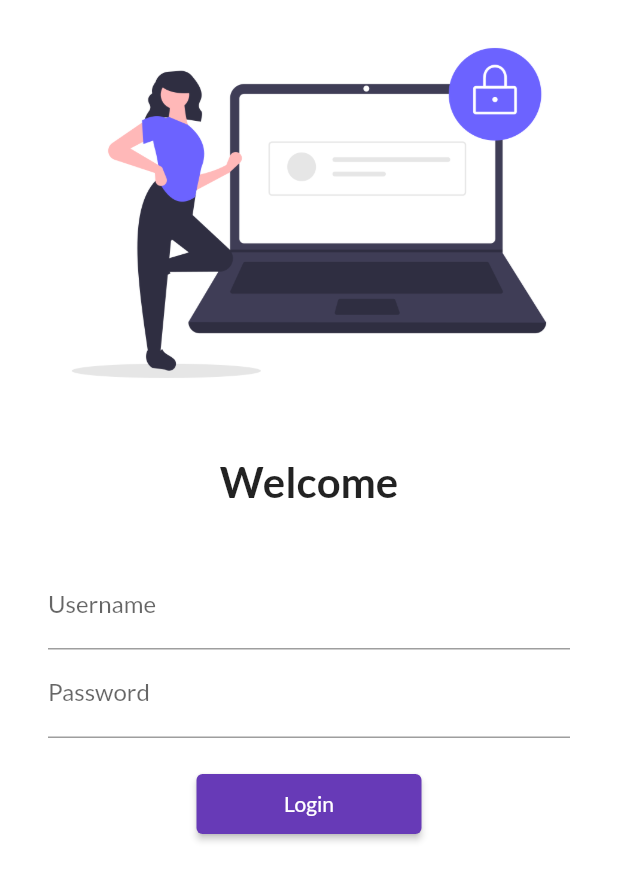
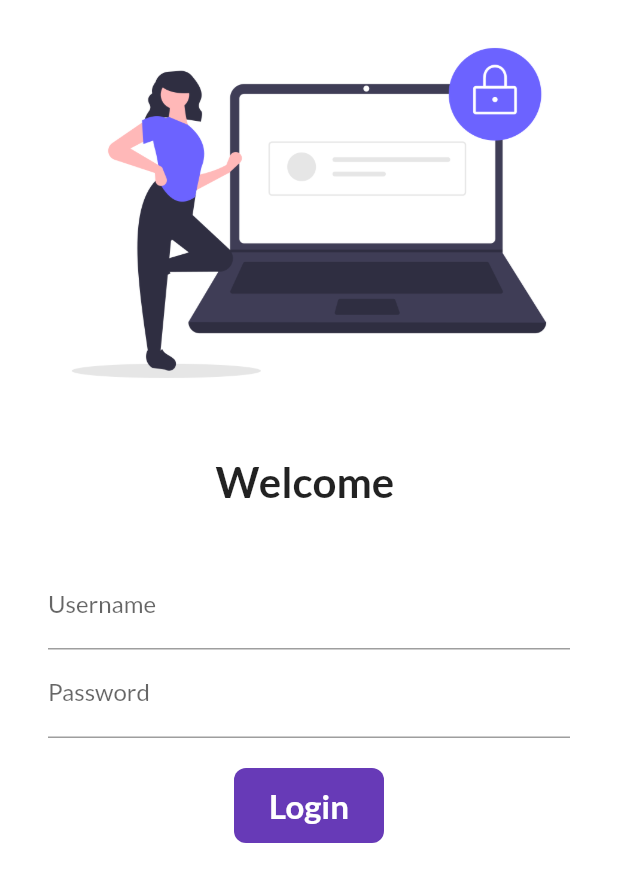
Before and after one commit to KishanSoni00/FlutterCatalogApplication, a Flutter app: the screen it shows after launch, on a phone screen of 412 x 824 dp. Shown: the top 882 px of the screen. Run offline on Flutter 3.47's test engine with Material 2 defaults, Android fonts, the phone set to English and light mode, and no system bars; our stand-ins replace google_fonts; missing offline and left inert: dart:js.

Commit message:
day 6 completed

```diff
--- a/lib/pages/Login_Page.dart
+++ b/lib/pages/Login_Page.dart
@@ -1,7 +1,15 @@
 import 'package:flutter/material.dart';
 import 'package:flutter_application_1/utils/routes.dart';
 
-class LoginPage extends StatelessWidget {
+class LoginPage extends StatefulWidget {
+  @override
+  State<LoginPage> createState() => _LoginPageState();
+}
+
+class _LoginPageState extends State<LoginPage> {
+  String name = "";
+  bool changebutton = false;
+
   @override
   Widget build(BuildContext context) {
     return Material(
@@ -17,7 +25,7 @@ class LoginPage extends StatelessWidget {
               height: 20.0,
             ),
             Text(
-              "Welcome",
+              "Welcome $name",
               style: TextStyle(
                 fontSize: 28,
                 fontWeight: FontWeight.w600,
@@ -37,6 +45,10 @@ class LoginPage extends StatelessWidget {
                       hintText: "Enter Username",
                       labelText: "Username",
                     ),
+                    onChanged: (value) {
+                      name = value;
+                      setState(() {});
+                    },
                   ),
                   TextFormField(
                     obscureText: true,
@@ -48,14 +60,49 @@ class LoginPage extends StatelessWidget {
                   SizedBox(
                     height: 20.0,
                   ),
-                  ElevatedButton(
-                    child: Text("Login"),
-                    style: TextButton.styleFrom(minimumSize: Size(150, 40)),
-                    onPressed: () {
-                      // print("Hyy Kishan");
+                  InkWell(
+                    onTap: () async {
+                      await Future.delayed(Duration(seconds: 1));
                       Navigator.pushNamed(context, MyRoutes.homeRoute);
+                      setState(() {
+                        changebutton = true;
+                      });
                     },
+                    child: AnimatedContainer(
+                      duration: Duration(seconds: 1),
+                      height: 50,
+                      width: changebutton ? 50 : 100,
+                      //  color: Colors.deepPurple,
+                      alignment: Alignment.center,
+                      child: changebutton
+                          ? Icon(
+                              Icons.done,
+                              color: Colors.white,
+                            )
+                          : Text(
+                              "Login",
+                              style: TextStyle(
+                                  fontSize: 22,
+                                  fontWeight: FontWeight.bold,
+                                  color: Colors.white),
+                            ),
+                      decoration: BoxDecoration(
+                        color: Colors.deepPurple,
+                        // shape:
+                        //     changebutton ? BoxShape.circle : BoxShape.rectangle,
+                        borderRadius:
+                            BorderRadius.circular(changebutton ? 50 : 8),
+                      ),
+                    ),
                   ),
+                  // ElevatedButton(
+                  //   child: Text("Login"),
+                  //   style: TextButton.styleFrom(minimumSize: Size(150, 40)),
+                  //   onPressed: () {
+                  //     // print("Hyy Kishan");
+                  //     Navigator.pushNamed(context, MyRoutes.homeRoute);
+                  //   },
+                  // ),
                 ],
               ),
             ),
```
